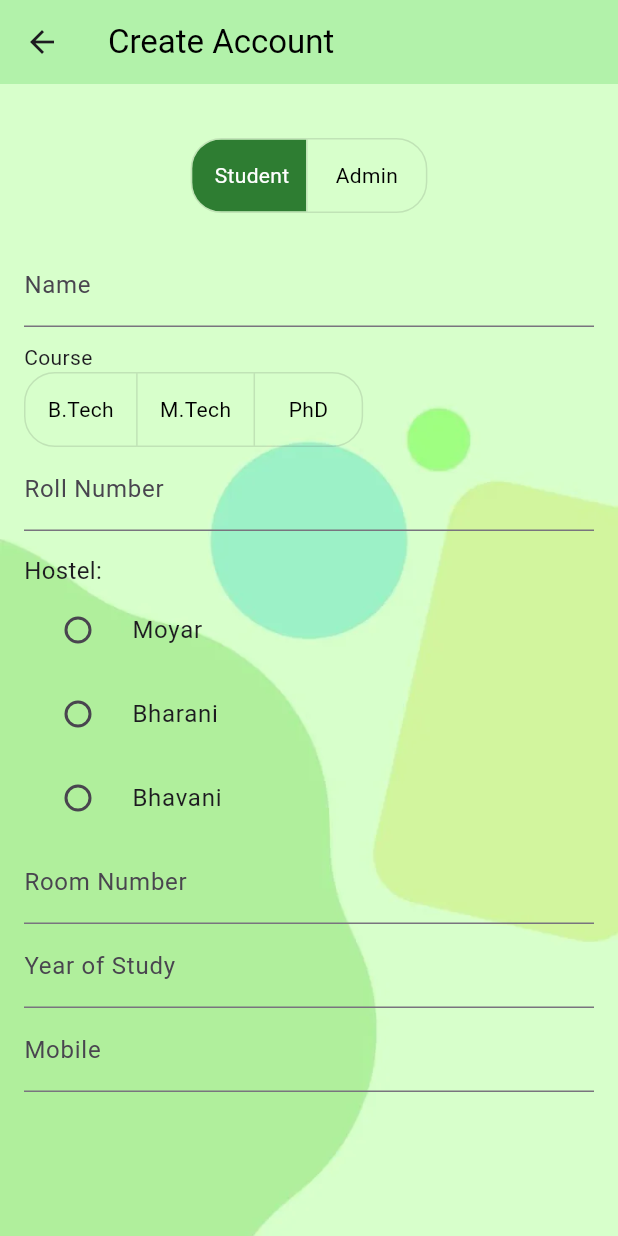
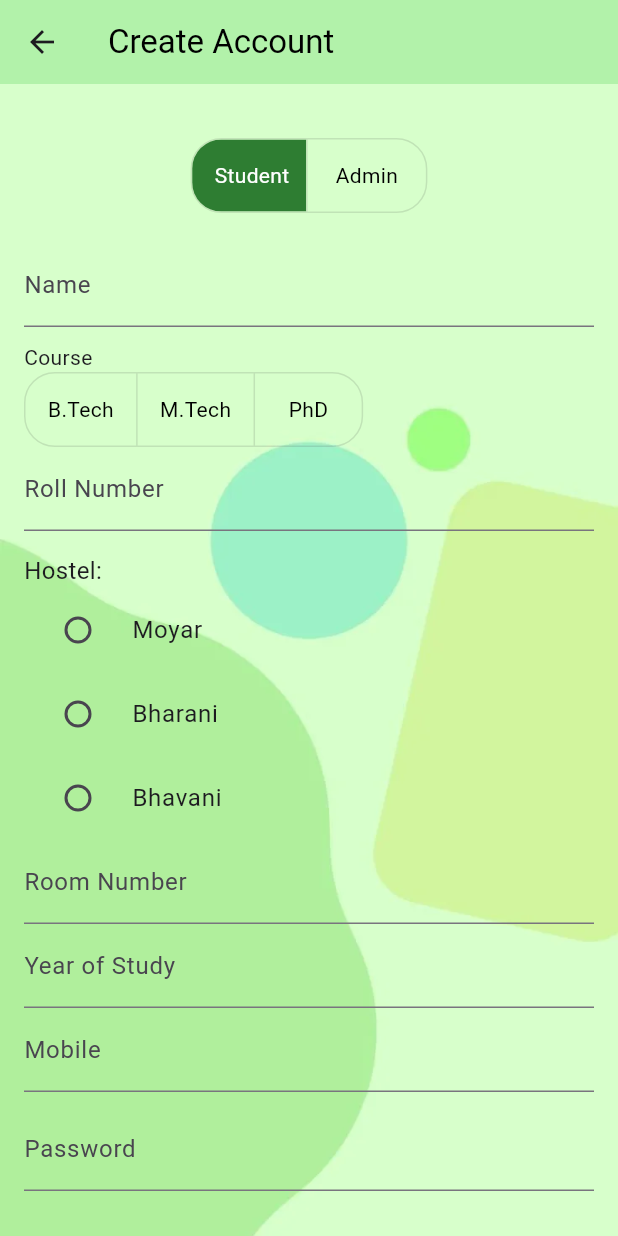
Before and after one commit to eeshwarantharan/FlutterApp, a Flutter app: the AccountCreationPage screen opened directly, on a phone screen of 412 x 824 dp. Run offline on Flutter 3.47's test engine with Material 3 defaults, Android fonts, the phone set to English and light mode, and no system bars.

Commit message:
Added password field in create account page

```diff
--- a/lib/main.dart
+++ b/lib/main.dart
@@ -119,6 +119,12 @@ class _AccountCreationPageState extends State<AccountCreationPage> {
   String? _yearErrorText;
   String _selectedHostel = '';
   String _selectedRole = '';
+
+  TextEditingController _studentPasswordController = TextEditingController();
+  TextEditingController _adminPasswordController = TextEditingController();
+  String? _studentPasswordErrorText;
+  String? _adminPasswordErrorText;
+
 
   @override
   Widget build(BuildContext context) {
@@ -386,6 +392,46 @@ class _AccountCreationPageState extends State<AccountCreationPage> {
                   );
                 }).toList(),
               ),
+            // Password input for Student account
+            if (_accountType == 'Student')
+              TextField(
+                controller: _studentPasswordController,
+                obscureText: true,
+                onChanged: (value) {
+                  // Check password constraints
+                  setState(() {
+                    if (value.length < 8) {
+                      _studentPasswordErrorText = 'Password must be at least 8 characters';
+                    } else {
+                      _studentPasswordErrorText = null;
+                    }
+                  });
+                },
+                decoration: InputDecoration(
+                  labelText: 'Password',
+                  errorText: _studentPasswordErrorText,
+                ),
+              ),
+            // Password input for Admin account
+            if (_accountType == 'Admin')
+              TextField(
+                controller: _adminPasswordController,
+                obscureText: true,
+                onChanged: (value) {
+                  // Check password constraints
+                  setState(() {
+                    if (value.length < 8) {
+                      _adminPasswordErrorText = 'Password must be at least 8 characters';
+                    } else {
+                      _adminPasswordErrorText = null;
+                    }
+                  });
+                },
+                decoration: InputDecoration(
+                  labelText: 'Password',
+                  errorText: _adminPasswordErrorText,
+                ),
+              ),
               SizedBox(height: 150.0),
               ElevatedButton(
                 onPressed: () {
@@ -398,12 +444,16 @@ class _AccountCreationPageState extends State<AccountCreationPage> {
                         _courseController.text.isNotEmpty &&
                         _selectedHostel.isNotEmpty &&
                         _studentMobileController.text.isNotEmpty &&
-                        _studentMobileController.text.length == 10;
+                        _studentMobileController.text.length == 10 &&
+                        _studentPasswordController.text.isNotEmpty &&
+                        _studentPasswordController.text.length >= 8;
                     bool adminDetailsFilled = _accountType == 'Admin' &&
                         _adminNameController.text.isNotEmpty &&
                         _adminMobileController.text.isNotEmpty &&
                         _adminMobileController.text.length == 10 &&
-                        _selectedRole.isNotEmpty;
+                        _selectedRole.isNotEmpty &&
+                        _adminPasswordController.text.isNotEmpty &&
+                        _adminPasswordController.text.length >= 8;
                     // Ensure admin role is assigned
                     if (_accountType == 'Student') {
                       if (_studentMobileController.text.isEmpty || _studentMobileController.text.length != 10) {
```
